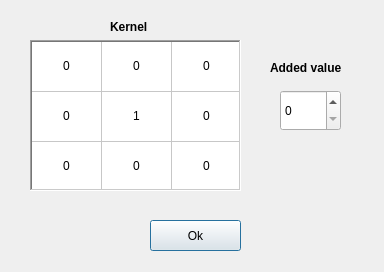
Before: the Qt Designer form proyVA2/lFilterForm.ui in danipeix13/VisionArtificial, drawn with Qt 5.
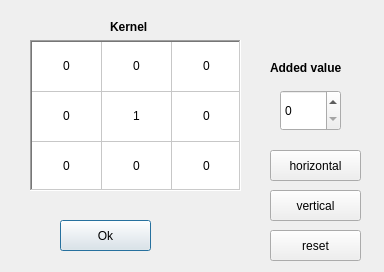
After: the same form once the commit is applied.

The edit to the form file:
```diff
--- a/proyVA2/lFilterForm.ui
+++ b/proyVA2/lFilterForm.ui
@@ -16,7 +16,7 @@
   <widget class="QPushButton" name="okButton">
    <property name="geometry">
     <rect>
-     <x>150</x>
+     <x>60</x>
      <y>220</y>
      <width>91</width>
      <height>31</height>
@@ -237,6 +237,45 @@
     </property>
    </item>
   </widget>
+  <widget class="QPushButton" name="horizontalBtn">
+   <property name="geometry">
+    <rect>
+     <x>270</x>
+     <y>150</y>
+     <width>91</width>
+     <height>31</height>
+    </rect>
+   </property>
+   <property name="text">
+    <string>horizontal</string>
+   </property>
+  </widget>
+  <widget class="QPushButton" name="verticalBtn">
+   <property name="geometry">
+    <rect>
+     <x>270</x>
+     <y>190</y>
+     <width>91</width>
+     <height>31</height>
+    </rect>
+   </property>
+   <property name="text">
+    <string>vertical</string>
+   </property>
+  </widget>
+  <widget class="QPushButton" name="resetBtn">
+   <property name="geometry">
+    <rect>
+     <x>270</x>
+     <y>230</y>
+     <width>91</width>
+     <height>31</height>
+    </rect>
+   </property>
+   <property name="text">
+    <string>reset</string>
+   </property>
+  </widget>
  </widget>
  <tabstops>
   <tabstop>addedVBox</tabstop>
```
Left out of the diff: 12 changed lines with no effect on the pictures.
